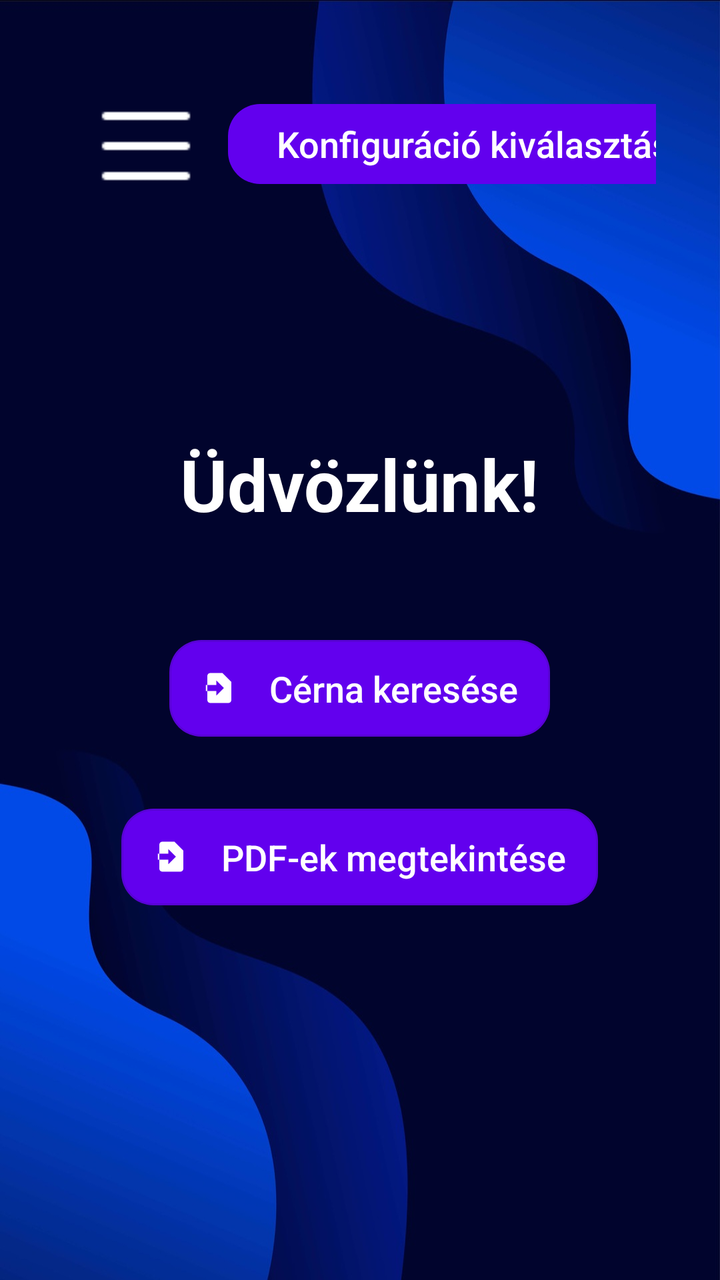
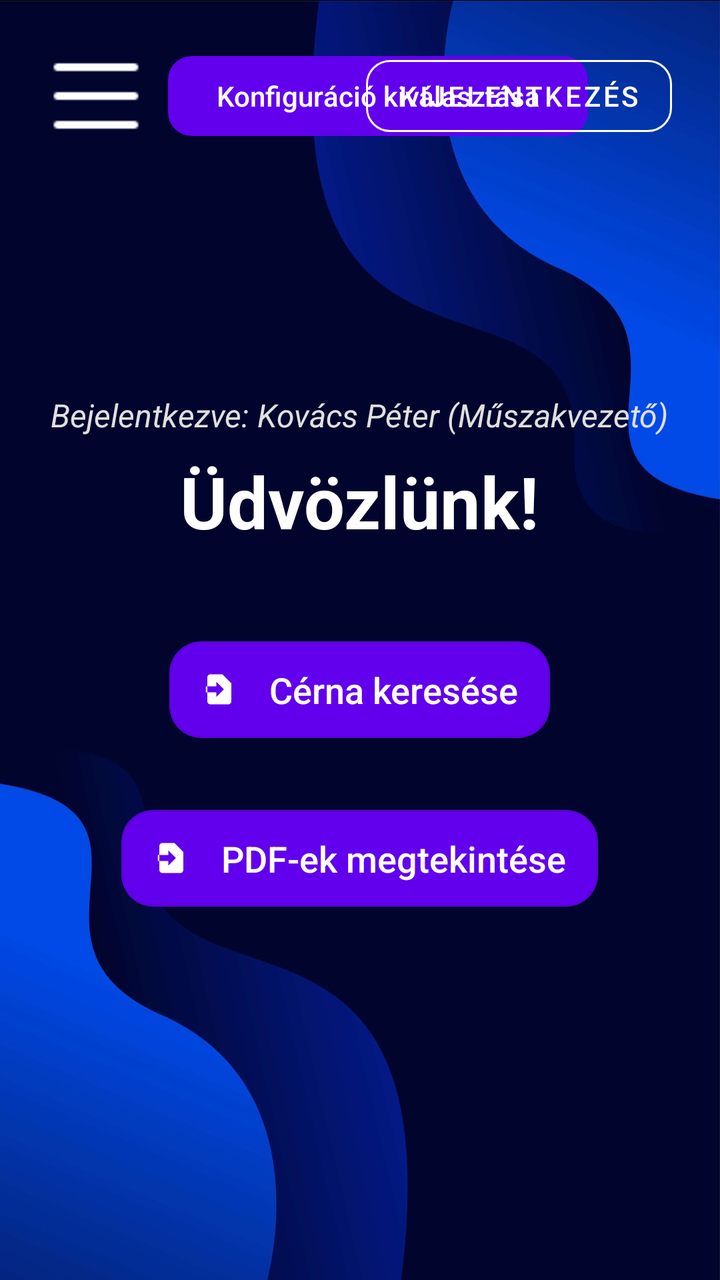

Before-and-after screenshots of an Android layout around one commit, followed by the original layout XML and the change that was made.
<!-- AndroidManifest.xml: application theme Theme.Szakdoga -->
<!-- res/layout/activity_main.xml -->
<?xml version="1.0" encoding="utf-8"?>
<FrameLayout
    xmlns:android="http://schemas.android.com/apk/res/android"
    xmlns:app="http://schemas.android.com/apk/res-auto"
    xmlns:tools="http://schemas.android.com/tools"
    android:layout_width="match_parent"
    android:layout_height="match_parent"
    tools:context=".MainActivity"
    android:background="@drawable/background">

    <androidx.constraintlayout.widget.ConstraintLayout
        android:id="@+id/main"
        android:layout_width="match_parent"
        android:layout_height="match_parent"
        android:padding="32dp">

        <ImageView
            android:id="@+id/menubutton"
            android:layout_width="50dp"
            android:layout_height="50dp"
            android:layout_marginStart="16dp"
            android:layout_marginTop="16dp"
            android:onClick="menuPoint"
            android:src="@drawable/hamburgerwhite"
            app:layout_constraintStart_toStartOf="parent"
            app:layout_constraintTop_toTopOf="parent" />

        <Button
            android:id="@+id/load_config_button"
            android:layout_width="wrap_content"
            android:layout_height="wrap_content"
            android:layout_marginStart="16dp"
            android:onClick="selectConfigFromJsonFile"
            android:text="Konfiguráció kiválasztása"
            app:layout_constraintStart_toEndOf="@id/menubutton"
            app:layout_constraintTop_toTopOf="@id/menubutton"
            android:textColor="@android:color/white"
            android:textSize="18sp"
            android:textAllCaps="false"
            android:letterSpacing="0"
            app:cornerRadius="16dp"
            app:backgroundTint="@color/primary"
            app:rippleColor="@color/primary_dark"
            app:iconGravity="textStart"
            app:iconTint="@android:color/white" />

        <LinearLayout
            android:id="@+id/main_buttons_container"
            android:layout_width="0dp"
            android:layout_height="wrap_content"
            android:layout_marginTop="60dp"
            android:gravity="center_horizontal"
            android:orientation="vertical"
            app:layout_constraintBottom_toBottomOf="parent"
            app:layout_constraintEnd_toEndOf="parent"
            app:layout_constraintStart_toStartOf="parent"
            app:layout_constraintTop_toTopOf="parent">

            <TextView
                android:id="@+id/title"
                android:layout_width="wrap_content"
                android:layout_height="wrap_content"
                android:layout_marginBottom="48dp"
                android:text="Üdvözlünk!"
                android:textColor="@color/white"
                android:textSize="36sp"
                android:textStyle="bold" />

            <com.google.android.material.button.MaterialButton
                android:id="@+id/belepes"
                style="@style/Widget.MaterialComponents.Button.OutlinedButton"
                android:layout_width="wrap_content"
                android:layout_height="wrap_content"
                android:layout_marginBottom="24dp"
                android:letterSpacing="0"
                android:minHeight="56dp"
                android:onClick="loggingIn"
                android:paddingVertical="12dp"
                android:text="Cérna keresése"
                android:textAllCaps="false"
                android:textColor="@android:color/white"
                android:textSize="18sp"
                app:backgroundTint="@color/primary"
                app:cornerRadius="16dp"
                app:icon="@drawable/ic_login"
                app:iconGravity="textStart"
                app:iconPadding="16dp"
                app:iconTint="@android:color/white"
                app:rippleColor="@color/primary_dark" />

            <com.google.android.material.button.MaterialButton
                android:id="@+id/pdfek"
                style="@style/Widget.MaterialComponents.Button.OutlinedButton"
                android:layout_width="wrap_content"
                android:layout_height="wrap_content"
                android:layout_marginBottom="24dp"
                android:letterSpacing="0"
                android:minHeight="56dp"
                android:onClick="pdfOpen"
                android:paddingVertical="12dp"
                android:text="PDF-ek megtekintése"
                android:textAllCaps="false"
                android:textColor="@android:color/white"
                android:textSize="18sp"
                app:backgroundTint="@color/primary"
                app:cornerRadius="16dp"
                app:icon="@drawable/ic_login"
                app:iconGravity="textStart"
                app:iconPadding="16dp"
                app:iconTint="@android:color/white"
                app:rippleColor="@color/primary_dark" />
        </LinearLayout>

    </androidx.constraintlayout.widget.ConstraintLayout>

</FrameLayout>
<!-- resources referenced by this layout -->
<resources>
  <color name="primary">#6200EE</color>
  <color name="primary_dark">#3700B3</color>
  <color name="white">#FFFFFFFF</color>
  <!-- drawable background: jpg bitmap (drawable, 67284 bytes) -->
  <!-- drawable hamburgerwhite: png bitmap (drawable, 169 bytes) -->
  <!-- drawable ic_login (drawable) -->
  <vector xmlns:android="http://schemas.android.com/apk/res/android"
      android:width="24dp"
      android:height="24dp"
      android:viewportWidth="24"
      android:viewportHeight="24">
      <path
          android:fillColor="#FFFFFF"
          android:pathData="M10,17v-3H3v-4h7V7l5,5l-5,5M14,2H6A2,2 0 0,0 4,4v16a2,2 0 0,0 2,2h12a2,2 0 0,0 2,-2V8L14,2z"/>
  </vector>
  <style name="Theme.Szakdoga" parent="Base.Theme.Szakdoga" />
  <style name="Base.Theme.Szakdoga" parent="Theme.Material3.DayNight.NoActionBar">
          <item name="android:navigationBarColor">@android:color/white</item>
          <item name="android:windowLightNavigationBar">true</item>
  
  
      </style>
</resources>

<!-- the commit's change to res/layout/activity_main.xml (unified diff, before → after) -->
@@ -12,14 +12,12 @@
         android:id="@+id/main"
         android:layout_width="match_parent"
         android:layout_height="match_parent"
-        android:padding="32dp">
+        android:padding="24dp">
 
         <ImageView
             android:id="@+id/menubutton"
-            android:layout_width="50dp"
-            android:layout_height="50dp"
-            android:layout_marginStart="16dp"
-            android:layout_marginTop="16dp"
+            android:layout_width="48dp"
+            android:layout_height="48dp"
             android:onClick="menuPoint"
             android:src="@drawable/hamburgerwhite"
             app:layout_constraintStart_toStartOf="parent"
@@ -29,26 +27,39 @@
             android:id="@+id/load_config_button"
             android:layout_width="wrap_content"
             android:layout_height="wrap_content"
-            android:layout_marginStart="16dp"
+            android:layout_marginStart="12dp"
             android:onClick="selectConfigFromJsonFile"
             android:text="Konfiguráció kiválasztása"
             app:layout_constraintStart_toEndOf="@id/menubutton"
             app:layout_constraintTop_toTopOf="@id/menubutton"
             android:textColor="@android:color/white"
-            android:textSize="18sp"
+            android:textSize="14sp"
             android:textAllCaps="false"
             android:letterSpacing="0"
-            app:cornerRadius="16dp"
+            app:cornerRadius="12dp"
             app:backgroundTint="@color/primary"
-            app:rippleColor="@color/primary_dark"
-            app:iconGravity="textStart"
-            app:iconTint="@android:color/white" />
+            app:rippleColor="@color/primary_dark" />
+
+        
+        <com.google.android.material.button.MaterialButton
+            android:id="@+id/logoutButton"
+            style="@style/Widget.MaterialComponents.Button.OutlinedButton"
+            android:layout_width="wrap_content"
+            android:layout_height="wrap_content"
+            android:onClick="logoutUser"
+            android:text="Kijelentkezés"
+            android:textColor="@color/white"
+            android:textSize="14sp"
+            app:strokeColor="@color/white"
+            app:cornerRadius="12dp"
+            app:layout_constraintEnd_toEndOf="parent"
+            app:layout_constraintTop_toTopOf="parent" />
 
         <LinearLayout
             android:id="@+id/main_buttons_container"
             android:layout_width="0dp"
             android:layout_height="wrap_content"
-            android:layout_marginTop="60dp"
+            android:layout_marginTop="40dp"
             android:gravity="center_horizontal"
             android:orientation="vertical"
             app:layout_constraintBottom_toBottomOf="parent"
@@ -57,10 +68,20 @@
             app:layout_constraintTop_toTopOf="parent">
 
             <TextView
+                android:id="@+id/userBadgeTextView"
+                android:layout_width="wrap_content"
+                android:layout_height="wrap_content"
+                android:layout_marginBottom="8dp"
+                android:text="Bejelentkezve: Kovács Péter (Műszakvezető)"
+                android:textColor="#E0E0E0"
+                android:textSize="16sp"
+                android:textStyle="italic" />
+
+            <TextView
                 android:id="@+id/title"
                 android:layout_width="wrap_content"
                 android:layout_height="wrap_content"
-                android:layout_marginBottom="48dp"
+                android:layout_marginBottom="40dp"
                 android:text="Üdvözlünk!"
                 android:textColor="@color/white"
                 android:textSize="36sp"
